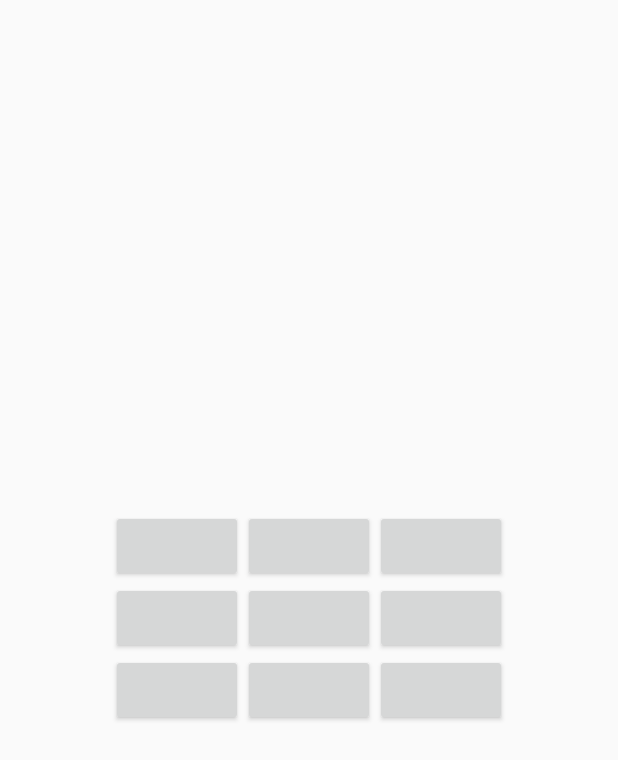
After one commit to ComMslee/EngApp, an Android app: the layout fragment_main.xml on its own in the app's theme, with its tools: preview values and no code run, on a phone screen of 412 x 824 dp. The commit adds this screen. Shown: the top 760 px of the screen. Run offline under Robolectric (Android 15) with nearby library versions, the phone set to English and light mode, and no system bars.

Commit message:
layout start

```diff
--- a/app/build.gradle
+++ b/app/build.gradle
@@ -59,6 +59,8 @@ dependencies {
 
     implementation "org.jetbrains.kotlin:kotlin-stdlib:$kotlin_version"
     implementation 'com.android.support.constraint:constraint-layout:2.0.1'
+    implementation 'androidx.legacy:legacy-support-v4:1.0.0'
+    implementation 'androidx.constraintlayout:constraintlayout:2.0.4'
     androidTestImplementation 'com.android.support.test:runner:1.0.2'
     androidTestImplementation 'com.android.support.test.espresso:espresso-core:3.0.2'
 
--- /dev/null
+++ b/app/src/main/res/layout/fragment_main.xml
@@ -0,0 +1,76 @@
+<?xml version="1.0" encoding="utf-8"?>
+<layout>
+
+    <data>
+
+        <variable
+            name="myInstance"
+            type="com.litbig.engapp.MainFragment" />
+    </data>
+
+    <LinearLayout xmlns:android="http://schemas.android.com/apk/res/android"
+        xmlns:tools="http://schemas.android.com/tools"
+        android:layout_width="match_parent"
+        android:layout_height="match_parent"
+        android:gravity="center"
+        android:orientation="vertical"
+        tools:context=".MainFragment">
+
+        <LinearLayout
+            android:layout_width="match_parent"
+            android:layout_height="wrap_content"
+            android:gravity="center"
+            android:orientation="horizontal">
+
+            <Button
+                android:layout_width="wrap_content"
+                android:layout_height="wrap_content" />
+
+            <Button
+                android:layout_width="wrap_content"
+                android:layout_height="wrap_content" />
+
+            <Button
+                android:layout_width="wrap_content"
+                android:layout_height="wrap_content" />
+        </LinearLayout>
+
+        <LinearLayout
+            android:layout_width="match_parent"
+            android:layout_height="wrap_content"
+            android:gravity="center">
+
+            <Button
+                android:layout_width="wrap_content"
+                android:layout_height="wrap_content" />
+
+            <Button
+                android:layout_width="wrap_content"
+                android:layout_height="wrap_content" />
+
+            <Button
+                android:layout_width="wrap_content"
+                android:layout_height="wrap_content" />
+        </LinearLayout>
+
+        <LinearLayout
+            android:layout_width="match_parent"
+            android:layout_height="wrap_content"
+            android:gravity="center">
+
+            <Button
+                android:layout_width="wrap_content"
+                android:layout_height="wrap_content" />
+
+            <Button
+                android:layout_width="wrap_content"
+                android:layout_height="wrap_content" />
+
+            <Button
+                android:layout_width="wrap_content"
+                android:layout_height="wrap_content" />
+        </LinearLayout>
+
+
+    </LinearLayout>
+</layout>
```
Also changed, not shown: app/src/main/java/com/litbig/engapp/MainFragment.kt (added, +67 -0 lines), app/src/main/res/layout/activity_main.xml (+10 -11 lines), app/src/main/res/navigation/nav_graph.xml (added, +86 -0 lines).
